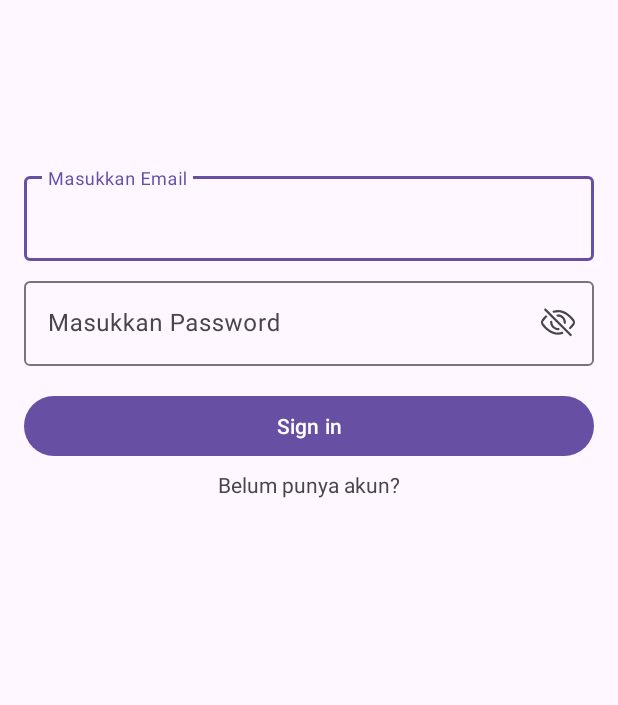
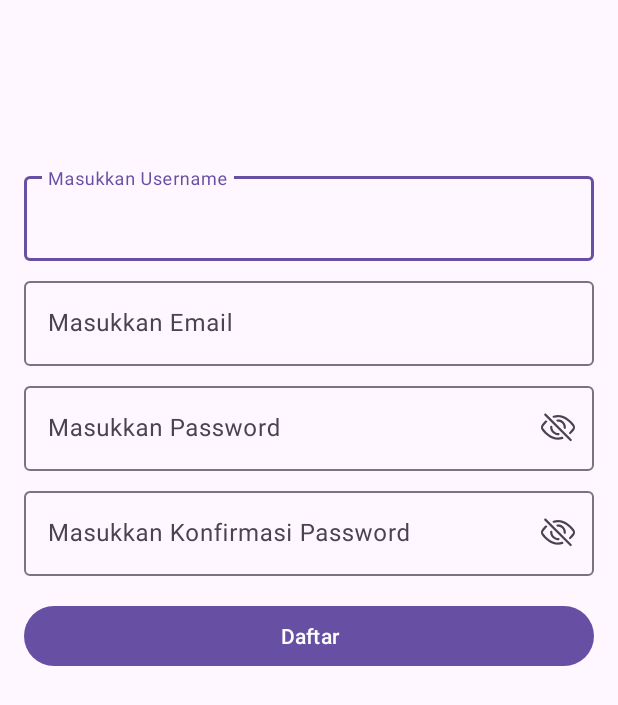
Before and after one commit to suryaLuqman/24001121-synrgy7-slf-note-taking-ch4, an Android app: the layout fragment_register.xml on its own in the app's theme, with its tools: preview values and no code run, on a phone screen of 412 x 824 dp. Shown: the top 705 px of the screen. Run offline under Robolectric (Android 15) with nearby library versions, the phone set to English and light mode, and no system bars.

Commit message:
feat : register fragment

```diff
--- /dev/null
+++ b/app/src/main/java/com/slf/latihanch4/RegisterFragment.kt
@@ -0,0 +1,4 @@
+package com.slf.latihanch4
+
+class RegisterFragment {
+}
--- a/app/src/main/res/layout/fragment_first.xml
+++ b/app/src/main/res/layout/fragment_register.xml
@@ -3,7 +3,7 @@
     xmlns:tools="http://schemas.android.com/tools"
     android:layout_width="match_parent"
     android:layout_height="match_parent"
-    tools:context=".FirstFragment">
+    tools:context=".Register">
 
     <androidx.constraintlayout.widget.ConstraintLayout
         android:layout_width="match_parent"
@@ -15,7 +15,7 @@
             android:layout_width="0dp"
             android:layout_height="wrap_content"
             android:layout_marginTop="96dp"
-            android:hint="@string/prompt_email"
+            android:hint="@string/prompt_username"
             app:layout_constraintEnd_toEndOf="parent"
             app:layout_constraintStart_toStartOf="parent"
             app:layout_constraintTop_toTopOf="parent">
@@ -24,13 +24,32 @@
                 android:id="@+id/username"
                 android:layout_width="match_parent"
                 android:layout_height="wrap_content"
+                android:inputType="text"
+                android:selectAllOnFocus="true" />
+
+        </com.google.android.material.textfield.TextInputLayout>
+
+        <com.google.android.material.textfield.TextInputLayout
+            android:id="@+id/register_email_layout"
+            android:layout_width="0dp"
+            android:layout_height="wrap_content"
+            android:layout_marginTop="8dp"
+            android:hint="@string/prompt_email"
+            app:layout_constraintEnd_toEndOf="parent"
+            app:layout_constraintStart_toStartOf="parent"
+            app:layout_constraintTop_toBottomOf="@+id/username_layout">
+
+            <androidx.appcompat.widget.AppCompatEditText
+                android:id="@+id/register_email"
+                android:layout_width="match_parent"
+                android:layout_height="wrap_content"
                 android:inputType="textEmailAddress"
                 android:selectAllOnFocus="true" />
 
         </com.google.android.material.textfield.TextInputLayout>
 
         <com.google.android.material.textfield.TextInputLayout
-            android:id="@+id/password_layout"
+            android:id="@+id/register_password_layout"
             android:layout_width="0dp"
             android:layout_height="wrap_content"
             android:layout_marginTop="8dp"
@@ -39,7 +58,7 @@
             app:endIconDrawable="@drawable/custom_password_toggle"
             app:layout_constraintEnd_toEndOf="parent"
             app:layout_constraintStart_toStartOf="parent"
-            app:layout_constraintTop_toBottomOf="@+id/username_layout">
+            app:layout_constraintTop_toBottomOf="@+id/register_email_layout">
 
             <androidx.appcompat.widget.AppCompatEditText
                 android:id="@+id/password"
@@ -54,26 +73,41 @@
 
         </com.google.android.material.textfield.TextInputLayout>
 
+        <com.google.android.material.textfield.TextInputLayout
+            android:id="@+id/confirm_password_layout"
+            android:layout_width="0dp"
+            android:layout_height="wrap_content"
+            android:layout_marginTop="8dp"
+            android:hint="@string/prompt_confirm_password"
+            app:endIconMode="password_toggle"
+            app:endIconDrawable="@drawable/custom_password_toggle"
+            app:layout_constraintEnd_toEndOf="parent"
+            app:layout_constraintStart_toStartOf="parent"
+            app:layout_constraintTop_toBottomOf="@+id/register_password_layout">
+
+            <androidx.appcompat.widget.AppCompatEditText
+                android:id="@+id/confirm_password"
+                android:layout_width="match_parent"
+                android:layout_height="wrap_content"
+                android:cursorVisible="true"
+                android:focusable="true"
+                android:inputType="textPassword"
+                android:maxLength="10"
+                android:maxLines="1"
+                android:selectAllOnFocus="true" />
+
+        </com.google.android.material.textfield.TextInputLayout>
 
         <Button
-            android:id="@+id/button_first"
+            android:id="@+id/button_register"
             android:layout_height="wrap_content"
             android:layout_width="match_parent"
             android:layout_gravity="start"
             android:layout_marginTop="16dp"
-            android:text="@string/action_sign_in"
+            android:text="@string/daftar"
             app:layout_constraintEnd_toEndOf="parent"
             app:layout_constraintStart_toStartOf="parent"
-            app:layout_constraintTop_toBottomOf="@+id/password_layout" />
+            app:layout_constraintTop_toBottomOf="@+id/confirm_password_layout" />
 
-        <TextView
-            android:id="@+id/textview_first"
-            android:layout_width="wrap_content"
-            android:layout_height="wrap_content"
-            android:layout_marginTop="5dp"
-            android:text="@string/action_register"
-            app:layout_constraintEnd_toEndOf="parent"
-            app:layout_constraintStart_toStartOf="parent"
-            app:layout_constraintTop_toBottomOf="@id/button_first" />
     </androidx.constraintlayout.widget.ConstraintLayout>
 </androidx.core.widget.NestedScrollView>
--- a/app/src/main/res/values/strings.xml
+++ b/app/src/main/res/values/strings.xml
@@ -20,4 +20,9 @@
     <string name="invalid_password">Password must be >5 characters</string>
     <string name="login_failed">"Login failed"</string>
     <string name="password">Password</string>
+    <string name="daftar">Daftar</string>
+    <string name="prompt_confirm_password">Masukkan Konfirmasi Password</string>
+    <string name="prompt_username">Masukkan Username</string>
+    <!-- TODO: Remove or change this placeholder text -->
+    <string name="hello_blank_fragment">Hello blank fragment</string>
 </resources>
```
Also changed, not shown: app/src/main/java/com/slf/latihanch4/LoginFragment.kt (renamed from app/src/main/java/com/slf/latihanch4/FirstFragment.kt, +10 -6 lines), app/src/main/java/com/slf/latihanch4/Register.kt (added, +59 -0 lines), app/src/main/res/layout/fragment_login.xml (added, +79 -0 lines), app/src/main/res/navigation/nav_graph.xml (+14 -3 lines).
